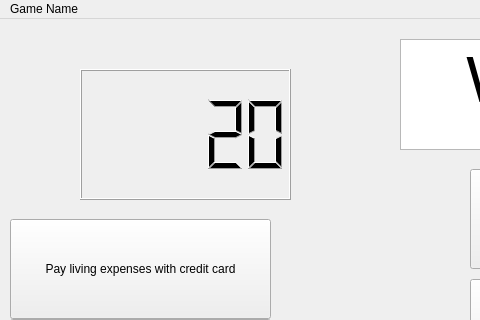
The window that windows/main_window.ui (sj43/hackricecryptogame) describes before a commit, drawn with Qt 5; both pictures show x 0 to 480 and y 0 to 320 of the 1305 by 657 pixel window.
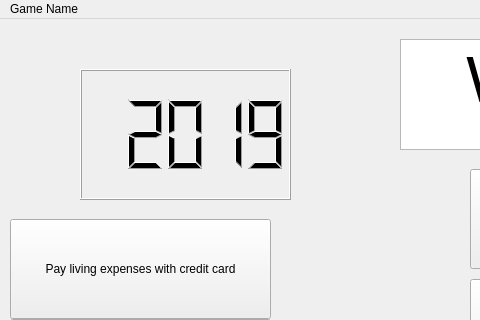
The same window after the commit.

Patch:
```diff
--- a/windows/main_window.ui
+++ b/windows/main_window.ui
@@ -71,10 +71,10 @@
      </rect>
     </property>
     <property name="value" stdset="0">
-     <double>20.000000000000000</double>
+     <double>2019.000000000000000</double>
     </property>
     <property name="intValue" stdset="0">
-     <number>20</number>
+     <number>2019</number>
     </property>
    </widget>
    <widget class="QPushButton" name="CryptoButton">
```
